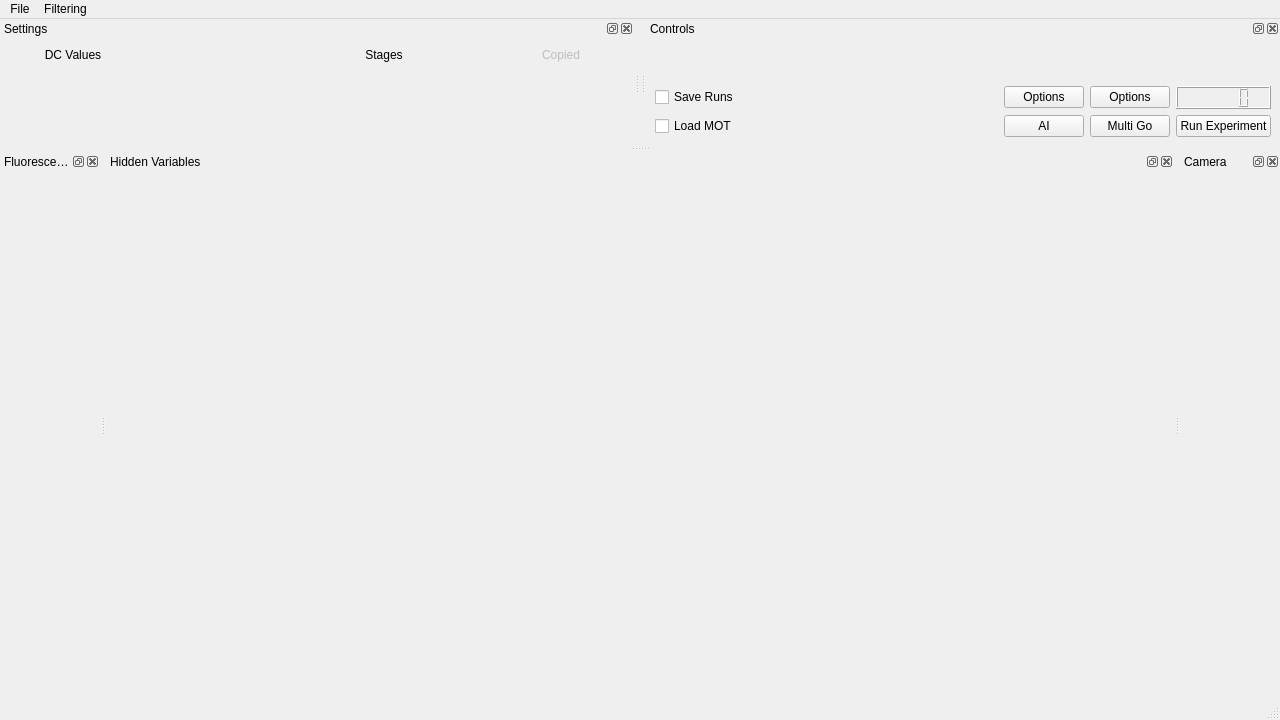
First picture: the form in gui.ui, repository hoogeroo/RbSetup2, before the edit.
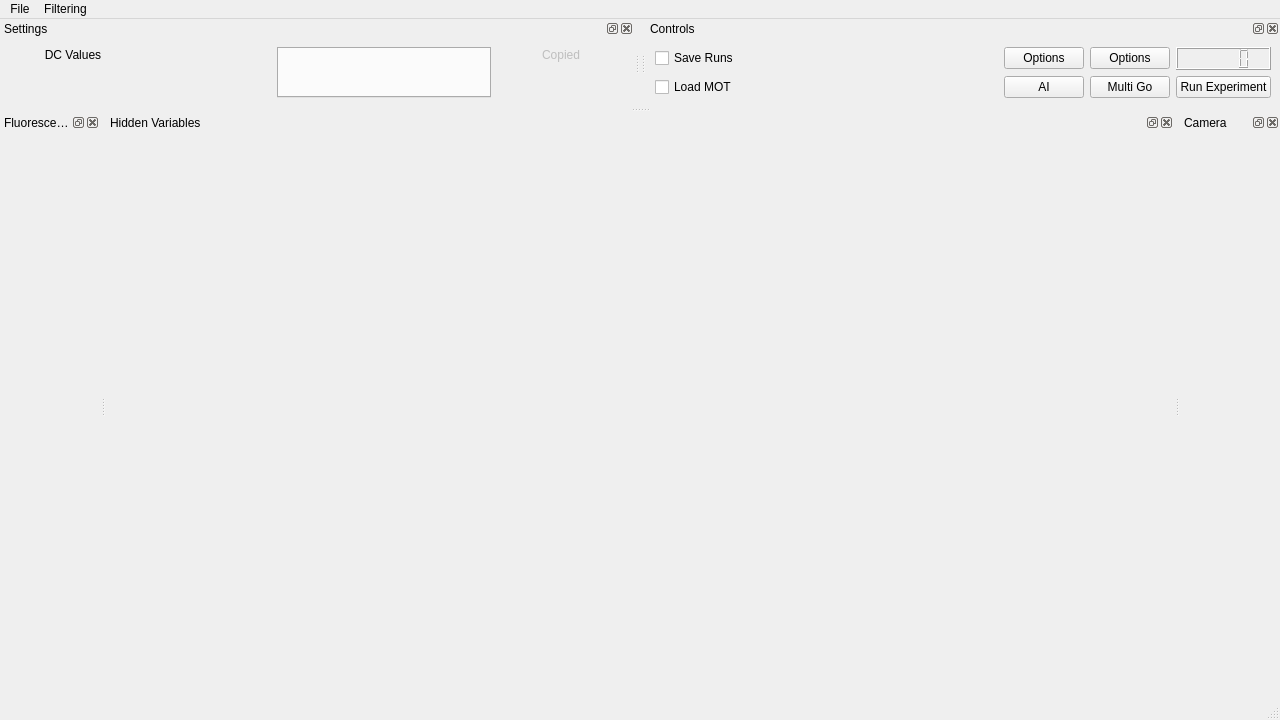
Second picture: the form after the edit. Icons and pictures are not drawn.

Commit message: add tabs for groups of stages in the gui

Diff of the .ui file:
```diff
--- a/gui.ui
+++ b/gui.ui
@@ -167,8 +167,39 @@
    <attribute name="dockWidgetArea">
     <number>1</number>
    </attribute>
-   <widget class="QWidget" name="settings_widget">
+   <widget class="QWidget" name="stages_widget">
     <layout class="QGridLayout" name="gridLayout">
+     <item row="2" column="6">
+      <layout class="QVBoxLayout" name="copied_container"/>
+     </item>
+     <item row="1" column="3">
+      <widget class="QLabel" name="dc_label">
+       <property name="minimumSize">
+        <size>
+         <width>128</width>
+         <height>16</height>
+        </size>
+       </property>
+       <property name="maximumSize">
+        <size>
+         <width>128</width>
+         <height>16</height>
+        </size>
+       </property>
+       <property name="text">
+        <string>DC Values</string>
+       </property>
+       <property name="alignment">
+        <set>Qt::AlignmentFlag::AlignCenter</set>
+       </property>
+      </widget>
+     </item>
+     <item row="2" column="3">
+      <layout class="QVBoxLayout" name="dc_container"/>
+     </item>
+     <item row="2" column="4">
+      <layout class="QVBoxLayout" name="label_container"/>
+     </item>
      <item row="1" column="6">
       <widget class="QLabel" name="copied_label">
        <property name="enabled">
@@ -194,55 +225,6 @@
        </property>
       </widget>
      </item>
-     <item row="2" column="4">
-      <layout class="QVBoxLayout" name="label_container"/>
-     </item>
-     <item row="2" column="5">
-      <widget class="QScrollArea" name="stages_scroll">
-       <property name="sizePolicy">
-        <sizepolicy hsizetype="Expanding" vsizetype="MinimumExpanding">
-         <horstretch>0</horstretch>
-         <verstretch>0</verstretch>
-        </sizepolicy>
-       </property>
-       <property name="frameShape">
-        <enum>QFrame::Shape::NoFrame</enum>
-       </property>
-       <property name="verticalScrollBarPolicy">
-        <enum>Qt::ScrollBarPolicy::ScrollBarAlwaysOff</enum>
-       </property>
-       <property name="widgetResizable">
-        <bool>true</bool>
-       </property>
-       <widget class="QWidget" name="stages_scroll_widget">
-        <property name="geometry">
-         <rect>
-          <x>0</x>
-          <y>0</y>
-          <width>201</width>
-          <height>72</height>
-         </rect>
-        </property>
-        <layout class="QHBoxLayout" name="stages_container">
-         <property name="leftMargin">
-          <number>0</number>
-         </property>
-         <property name="topMargin">
-          <number>0</number>
-         </property>
-         <property name="rightMargin">
-          <number>0</number>
-         </property>
-         <property name="bottomMargin">
-          <number>0</number>
-         </property>
-        </layout>
-       </widget>
-      </widget>
-     </item>
-     <item row="2" column="3">
-      <layout class="QVBoxLayout" name="dc_container"/>
-     </item>
      <item row="1" column="4">
       <widget class="QLabel" name="spacer">
        <property name="minimumSize">
@@ -262,53 +244,13 @@
        </property>
       </widget>
      </item>
-     <item row="1" column="3">
-      <widget class="QLabel" name="dc_label">
-       <property name="minimumSize">
-        <size>
-         <width>128</width>
-         <height>16</height>
-        </size>
+     <item row="1" column="5" rowspan="2">
+      <widget class="QTabWidget" name="stages_tabs">
+       <property name="currentIndex">
+        <number>-1</number>
        </property>
-       <property name="maximumSize">
-        <size>
-         <width>128</width>
-         <height>16</height>
-        </size>
-       </property>
-       <property name="text">
-        <string>DC Values</string>
-       </property>
-       <property name="alignment">
-        <set>Qt::AlignmentFlag::AlignCenter</set>
-       </property>
       </widget>
      </item>
-     <item row="1" column="5">
-      <widget class="QLabel" name="stages_label">
-       <property name="minimumSize">
-        <size>
-         <width>0</width>
-         <height>16</height>
-        </size>
-       </property>
-       <property name="maximumSize">
-        <size>
-         <width>16777215</width>
-         <height>16</height>
-        </size>
-       </property>
-       <property name="text">
-        <string>Stages</string>
-       </property>
-       <property name="alignment">
-        <set>Qt::AlignmentFlag::AlignCenter</set>
-       </property>
-      </widget>
-     </item>
-     <item row="2" column="6">
-      <layout class="QVBoxLayout" name="copied_container"/>
-     </item>
     </layout>
    </widget>
   </widget>
```
The commit also changes 8 other files.
